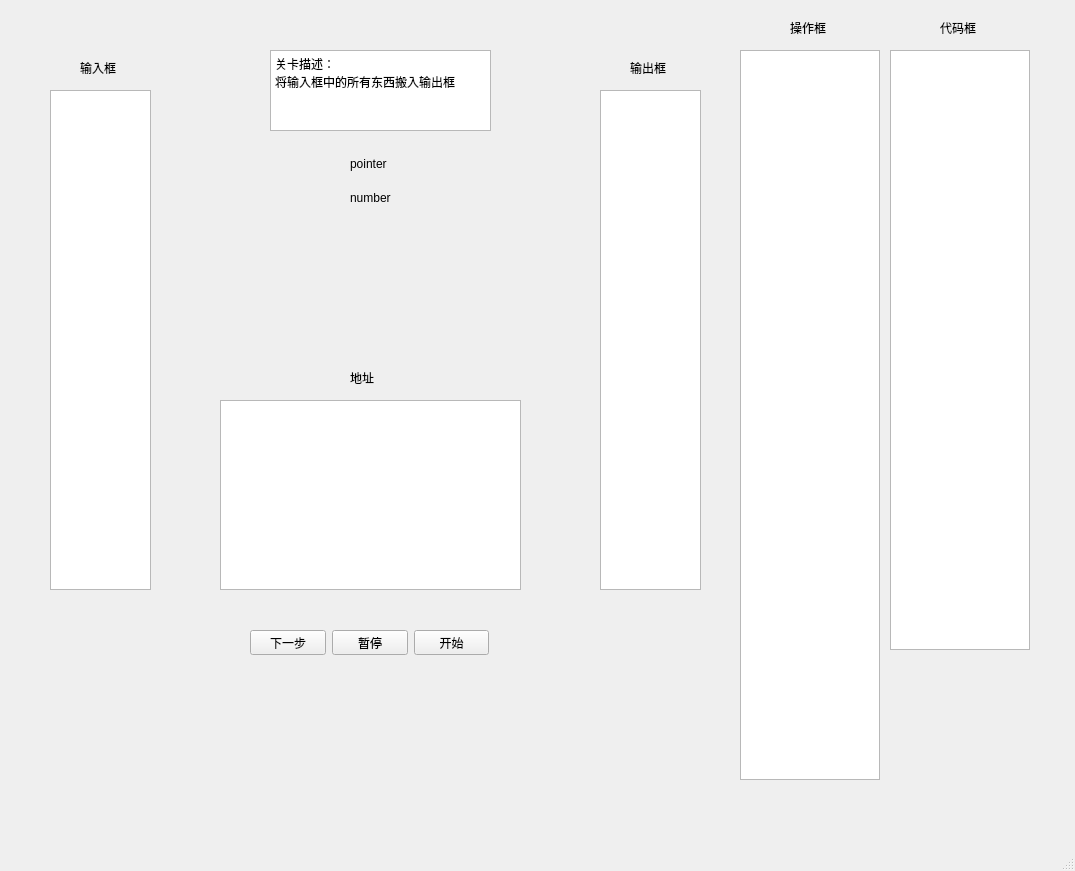
Above: ui/hrm_ui.ui from ccnuktd/hrm_python before the change. Below: the same form after it.
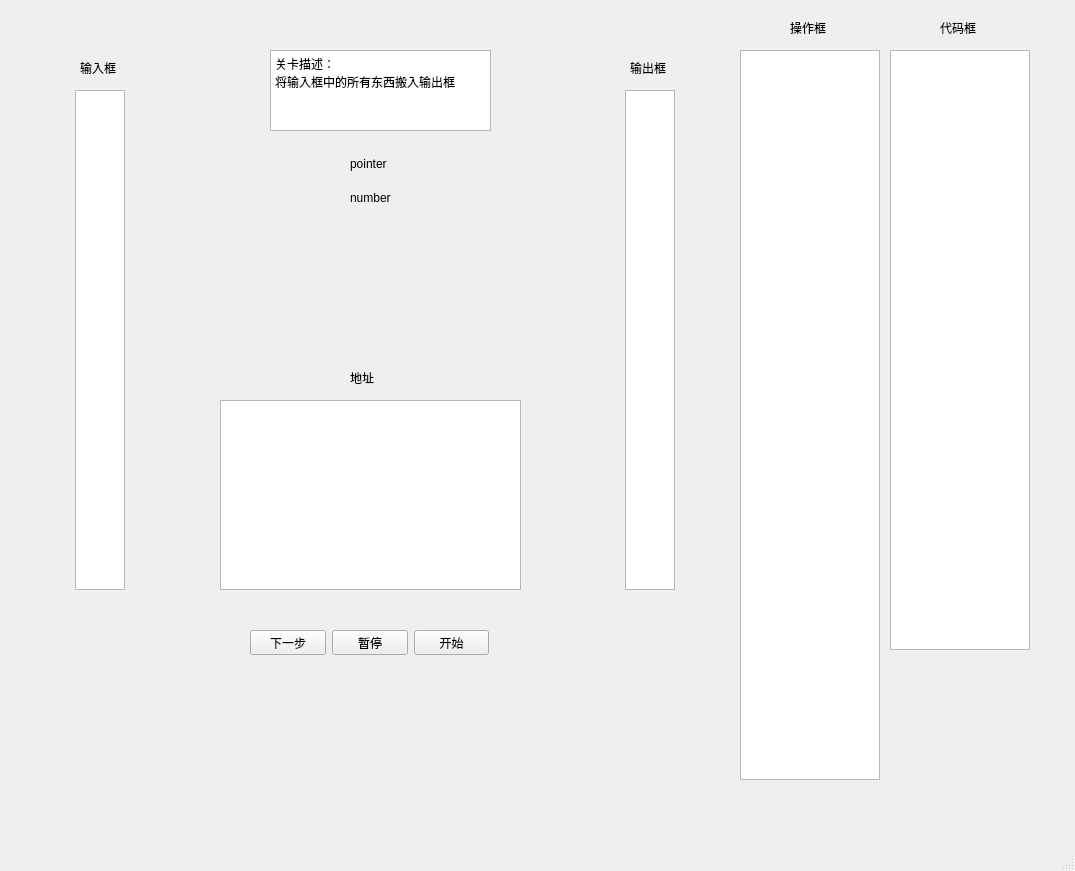
That is the form after the change. Custom widgets are drawn as their Qt base class.

```diff
--- a/ui/hrm_ui.ui
+++ b/ui/hrm_ui.ui
@@ -37,9 +37,9 @@
    <widget class="QListWidget" name="u_input_list">
     <property name="geometry">
      <rect>
-      <x>50</x>
+      <x>75</x>
       <y>90</y>
-      <width>101</width>
+      <width>50</width>
       <height>500</height>
      </rect>
     </property>
@@ -47,9 +47,9 @@
    <widget class="QListWidget" name="u_output_list">
     <property name="geometry">
      <rect>
-      <x>600</x>
+      <x>625</x>
       <y>90</y>
-      <width>101</width>
+      <width>50</width>
       <height>500</height>
      </rect>
     </property>
@@ -226,6 +226,11 @@
    <extends>QListWidget</extends>
    <header location="global">MyWidget</header>
   </customwidget>
+  <customwidget>
+   <class>InputListWidget</class>
+   <extends>QListWidget</extends>
+   <header location="global">InputListWidget</header>
+  </customwidget>
  </customwidgets>
  <resources/>
  <connections/>
```
Left out of the diff: 23 changed lines with no effect on the pictures.
